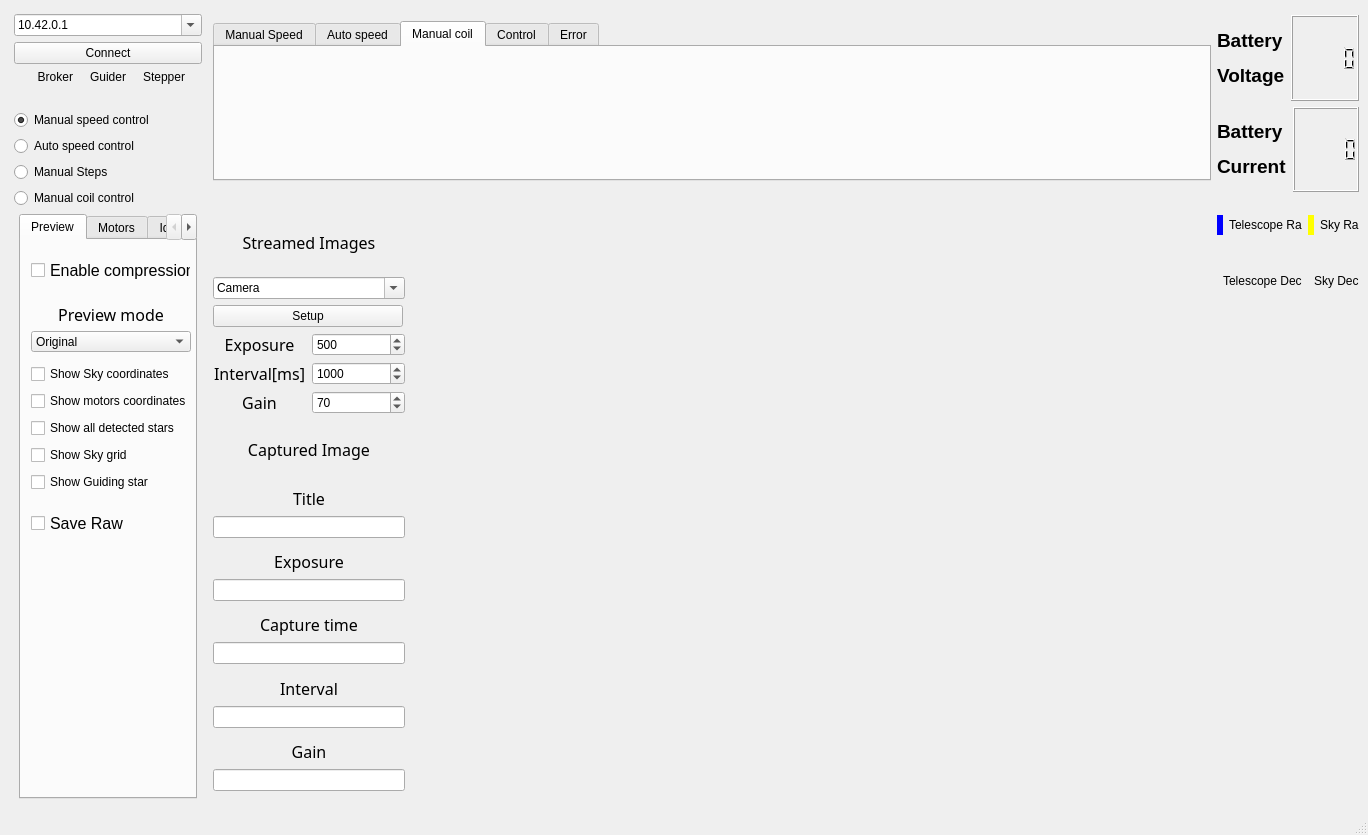
Pmitrega/Telescope_Guider, file GUI/form.ui: the form before one commit.
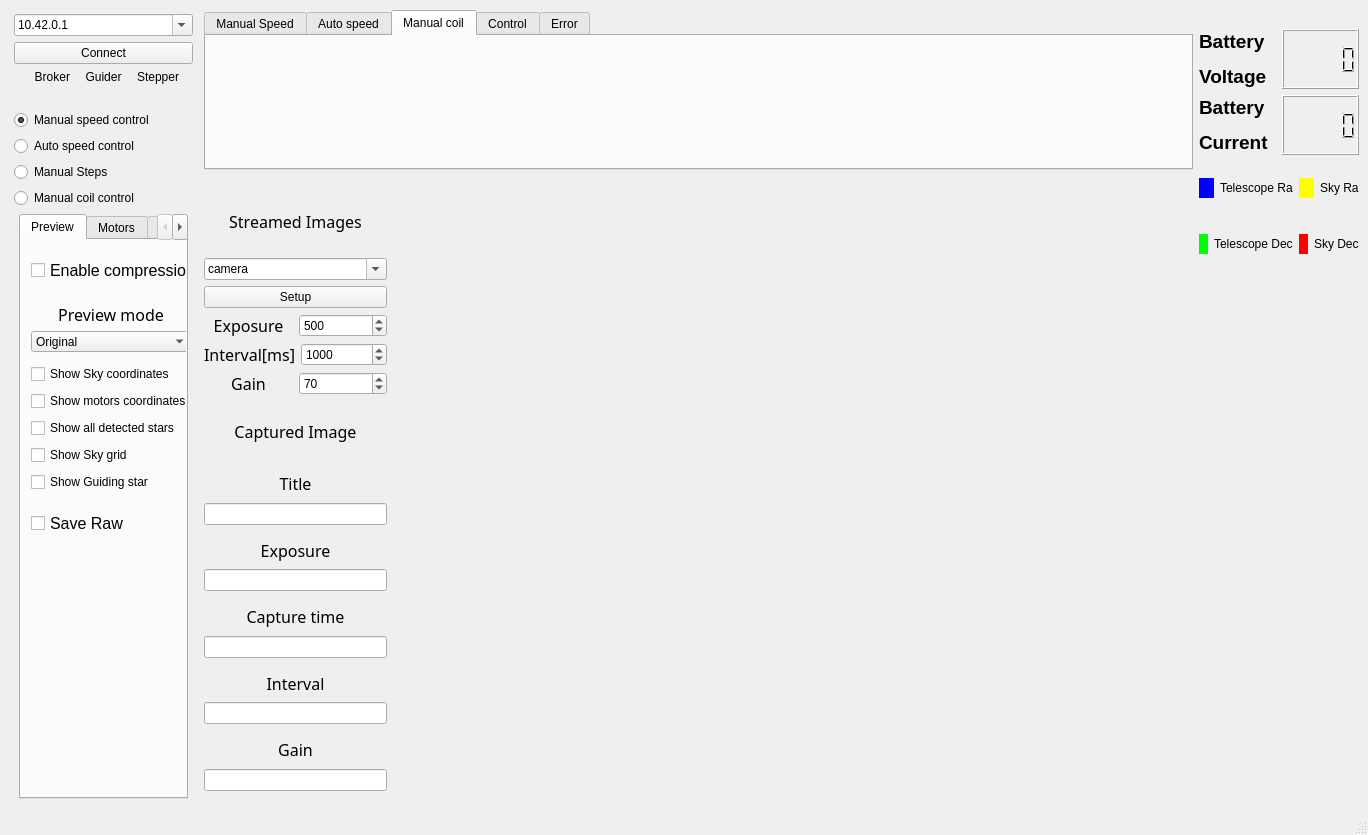
The form after the commit. The open tabs and pages were chosen to show the change. Icons and pictures are not drawn. Custom widgets are drawn as their Qt base class.

Commit message: Update GUI, with resizing and test modes

```diff
--- a/GUI/form.ui
+++ b/GUI/form.ui
@@ -85,7 +85,7 @@
         </property>
         <item>
          <property name="text">
-          <string>Camera</string>
+          <string>camera</string>
          </property>
         </item>
         <item>
@@ -1409,6 +1409,12 @@
                  <verstretch>0</verstretch>
                 </sizepolicy>
                </property>
+               <property name="minimumSize">
+                <size>
+                 <width>140</width>
+                 <height>0</height>
+                </size>
+               </property>
                <property name="maximumSize">
                 <size>
                  <width>160</width>
@@ -4690,6 +4696,12 @@
       </item>
       <item>
        <widget class="PlotWidget" name="histogramWidget" native="true">
+        <property name="minimumSize">
+         <size>
+          <width>160</width>
+          <height>0</height>
+         </size>
+        </property>
         <property name="maximumSize">
          <size>
           <width>250</width>
@@ -4718,7 +4730,7 @@
           <property name="maximumSize">
            <size>
             <width>100</width>
-            <height>100</height>
+            <height>60</height>
            </size>
           </property>
           <property name="font">
@@ -4742,7 +4754,7 @@
           <property name="maximumSize">
            <size>
             <width>100</width>
-            <height>100</height>
+            <height>60</height>
            </size>
           </property>
          </widget>
@@ -4765,7 +4777,7 @@
           <property name="maximumSize">
            <size>
             <width>100</width>
-            <height>100</height>
+            <height>60</height>
            </size>
           </property>
           <property name="font">
@@ -4789,7 +4801,7 @@
           <property name="maximumSize">
            <size>
             <width>100</width>
-            <height>100</height>
+            <height>60</height>
            </size>
           </property>
          </widget>
```
Left out of the diff: 2 changed lines with no effect on the pictures. The commit also changes 2 other files.
